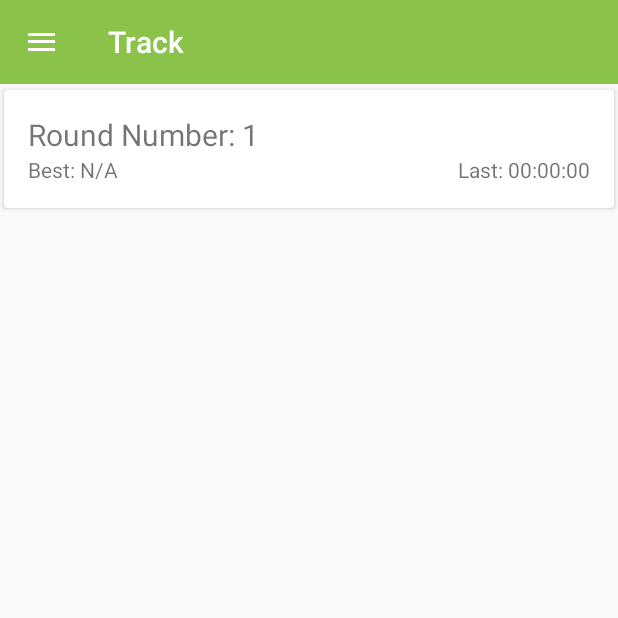
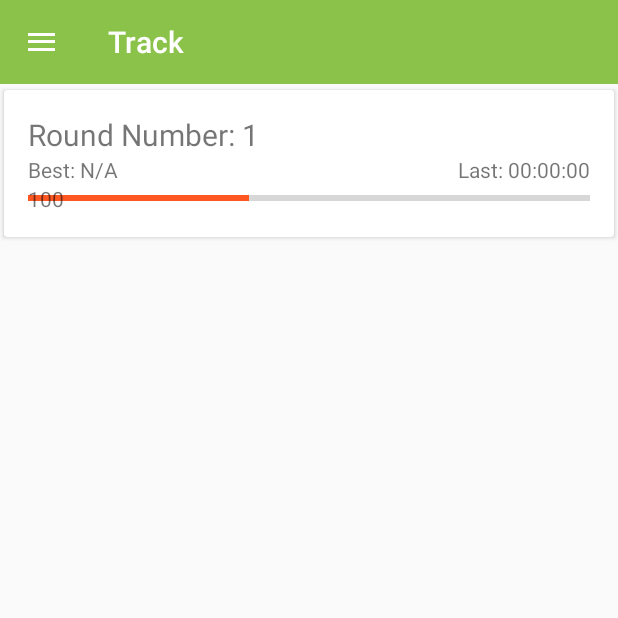
Before and after one commit to markusschaden/RapidTweakAndroidApp, an Android app: the screen it shows after launch (TrackElementsActivity), on a phone screen of 412 x 824 dp, the top half of it. Run offline under Robolectric (Android 15) with nearby library versions, the phone set to English and light mode, and no system bars; libraries missing offline, so code that uses them is left out: org.java_websocket.client, org.java_websocket.drafts, org.java_websocket.handshake; 1 statement that could not run was skipped.

```diff
--- a/app/src/main/java/ch/hsr/rapidtweakapp/activities/TrackElementsActivity.java
+++ b/app/src/main/java/ch/hsr/rapidtweakapp/activities/TrackElementsActivity.java
@@ -8,6 +8,8 @@ import android.os.Bundle;
 import android.support.v4.content.LocalBroadcastManager;
 import android.support.v7.widget.LinearLayoutManager;
 import android.support.v7.widget.RecyclerView;
+import android.widget.ProgressBar;
+import android.widget.SeekBar;
 import android.widget.TextView;
 
 import ch.hsr.rapidtweakapp.Application;
@@ -26,6 +28,8 @@ public class TrackElementsActivity extends Main  {
     TextView roundNumber;
     TextView roundTimeBest;
     TextView roundTimeLast;
+    ProgressBar powerLevel;
+    TextView powerLevelText;
     RecyclerView rv;
 
     @Override
@@ -39,6 +43,8 @@ public class TrackElementsActivity extends Main  {
         roundNumber = (TextView)findViewById(R.id.race_round_number);
         roundTimeBest = (TextView)findViewById(R.id.race_round_time_best);
         roundTimeLast = (TextView)findViewById(R.id.race_round_time_last);
+        powerLevelText = (TextView)findViewById(R.id.powerLevelText);
+        powerLevel = (ProgressBar)findViewById(R.id.powerLevel);
         roundNumber.setText("Round Number: " + race.getRoundNumber());
         if(race.getRoundTimeBest() != 999999){
             roundTimeBest.setText("Best: " + race.getRoundtimeBestString());
@@ -61,6 +67,7 @@ public class TrackElementsActivity extends Main  {
         IntentFilter filter = new IntentFilter();
         filter.addAction("raceChanged");
         filter.addAction("raceInformation");
+        filter.addAction("powerInformation");
         LocalBroadcastManager.getInstance(this).registerReceiver(mMessageReceiver, filter);
     }
 
@@ -89,6 +96,10 @@ public class TrackElementsActivity extends Main  {
                         onRoundtime();
                         break;
                 }
+            } else if (intent.getAction().equals("powerInformation")) {
+                int power = intent.getIntExtra("power", 0);
+                powerLevel.setProgress(power);
+                powerLevelText.setText(""+power);
             }
         }
     };
--- a/app/src/main/java/ch/hsr/rapidtweakapp/domain/Race.java
+++ b/app/src/main/java/ch/hsr/rapidtweakapp/domain/Race.java
@@ -1,11 +1,13 @@
 package ch.hsr.rapidtweakapp.domain;
 
 import com.zuehlke.carrera.javapilot.akka.rapidtweak.track.Element;
+import com.zuehlke.carrera.javapilot.akka.rapidtweak.track.SpeedMeasureTrackElement;
 
 import java.util.ArrayList;
 import java.util.HashMap;
 import java.util.List;
 import java.util.Map;
+import java.util.Observable;
 import java.util.concurrent.TimeUnit;
 
 import lombok.Getter;
@@ -19,7 +21,8 @@ public class Race {
     private List<Long> roundTimeList = new ArrayList<Long>();
     private long roundTimeBest = 999999;
     @Setter @Getter
-    private Map<Integer, Boolean> durationsCollapsed = new HashMap<>();
+    private Map<Integer, Boolean> collapsed = new HashMap<>();
+
 
     public Race() {
         roundTimeList.add(new Long(0));
@@ -83,4 +86,17 @@ public class Race {
         roundTimeList.clear();
         roundTimeBest = 999999;
     }
+
+    public void addPenalty(String sourceId) {
+        /*for(Element e : elements) {
+            if(e instanceof SpeedMeasureTrackElement) {
+                SpeedMeasureTrackElement smte = (SpeedMeasureTrackElement)e;
+                if(sourceId.equals(smte.getSourceId())) {
+                    smte.setPenaltyOccured(true);
+                    return smte.getId();
+                }
+            }
+        }
+        return -1;*/
+    }
 }
--- a/app/src/main/java/ch/hsr/rapidtweakapp/helper/IInformationVisitor.java
+++ b/app/src/main/java/ch/hsr/rapidtweakapp/helper/IInformationVisitor.java
@@ -1,6 +1,8 @@
 package ch.hsr.rapidtweakapp.helper;
 
 import com.zuehlke.carrera.javapilot.akka.rapidtweak.android.messages.ManualSpeedMessage;
+import com.zuehlke.carrera.javapilot.akka.rapidtweak.android.messages.PenaltyMessage;
+import com.zuehlke.carrera.javapilot.akka.rapidtweak.android.messages.PowerMessage;
 import com.zuehlke.carrera.javapilot.akka.rapidtweak.android.messages.RoundTimeMessage;
 import com.zuehlke.carrera.javapilot.akka.rapidtweak.android.messages.StartMessage;
 import com.zuehlke.carrera.javapilot.akka.rapidtweak.android.messages.StopMessage;
@@ -13,4 +15,6 @@ public interface IInformationVisitor {
     void visit(StopMessage elementClass);
     void visit(RoundTimeMessage elementClass);
     void visit(ManualSpeedMessage elementClass);
+    void visit(PenaltyMessage penaltyMessage);
+    void visit(PowerMessage powerMessage);
 }
--- a/app/src/main/java/ch/hsr/rapidtweakapp/websocket/RapidTweakWebSocketClient.java
+++ b/app/src/main/java/ch/hsr/rapidtweakapp/websocket/RapidTweakWebSocketClient.java
@@ -6,6 +6,7 @@ import android.util.Log;
 
 import com.zuehlke.carrera.javapilot.akka.rapidtweak.android.messages.Message;
 import com.zuehlke.carrera.javapilot.akka.rapidtweak.android.messages.MonitoringMessage;
+import com.zuehlke.carrera.javapilot.akka.rapidtweak.android.messages.PowerMessage;
 import com.zuehlke.carrera.javapilot.akka.rapidtweak.android.messages.RoundTimeMessage;
 import com.zuehlke.carrera.javapilot.akka.rapidtweak.android.messages.StartMessage;
 import com.zuehlke.carrera.javapilot.akka.rapidtweak.android.messages.StopMessage;
@@ -61,6 +62,10 @@ public class RapidTweakWebSocketClient extends WebSocketClient {
                     Intent intent = new Intent(context, InformationMessageService.class);
                     intent.putExtra("InformationMessage", rawMessage);
                     context.startService(intent);
+                } else if (clazz == PowerMessage.class) {
+                    Intent intent = new Intent(context, InformationMessageService.class);
+                    intent.putExtra("PowerMessage", rawMessage);
+                    context.startService(intent);
                 }
 
             } catch (ClassNotFoundException e) {
--- a/app/src/main/res/layout/activity_track_elements.xml
+++ b/app/src/main/res/layout/activity_track_elements.xml
@@ -34,6 +34,37 @@
                 android:layout_alignParentEnd="true"
                 android:layout_below="@id/race_round_number"
                 />
+
+            <FrameLayout
+                android:layout_width="match_parent"
+                android:layout_height="wrap_content"
+                android:layout_below="@id/race_round_time_last"
+                >
+                <ProgressBar
+                    style="?android:attr/progressBarStyleHorizontal"
+                    android:layout_width="match_parent"
+                    android:layout_height="match_parent"
+                    android:max="255"
+                    android:progress="100"
+                    android:indeterminate="false"
+                    android:id="@+id/powerLevel"
+                    />
+                <RelativeLayout
+                    android:layout_width="match_parent"
+                    android:layout_height="match_parent">
+                    <TextView
+                        android:id="@+id/powerLevelText"
+                        android:background="#00000000"
+                        android:layout_width="match_parent"
+                        android:layout_height="wrap_content"
+                        android:layout_centerVertical="true"
+                        android:layout_centerHorizontal="true"
+                        android:text="100"
+                    />
+                </RelativeLayout>
+            </FrameLayout>
+
+
         </RelativeLayout>
 
     </android.support.v7.widget.CardView>
```
Also changed, not shown: app/src/main/java/ch/hsr/rapidtweakapp/helper/TrackElementRVAdapter.java (+63 -7 lines), app/src/main/java/ch/hsr/rapidtweakapp/helper/TrackElementViewHolder.java (+5 -2 lines), app/src/main/java/ch/hsr/rapidtweakapp/service/InformationMessageService.java (+19 -0 lines), app/src/main/java/com/zuehlke/carrera/javapilot/akka/rapidtweak/android/messages/PenaltyMessage.java (added, +21 -0 lines), app/src/main/java/com/zuehlke/carrera/javapilot/akka/rapidtweak/android/messages/PowerMessage.java (added, +23 -0 lines), app/src/main/java/com/zuehlke/carrera/javapilot/akka/rapidtweak/track/SpeedMeasureTrackElement.java (+5 -2 lines), app/src/main/res/layout/track_element.xml (+15 -0 lines).
